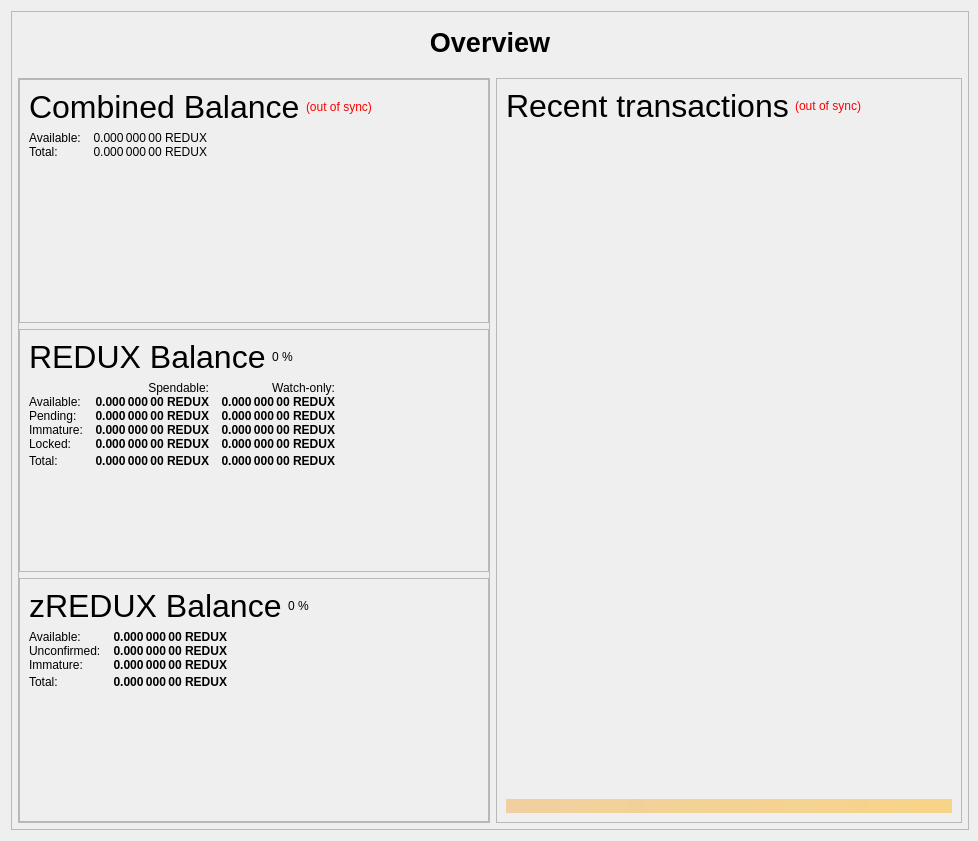
sicXnull/test, file src/qt/forms/overviewpage.ui: the form before one commit.
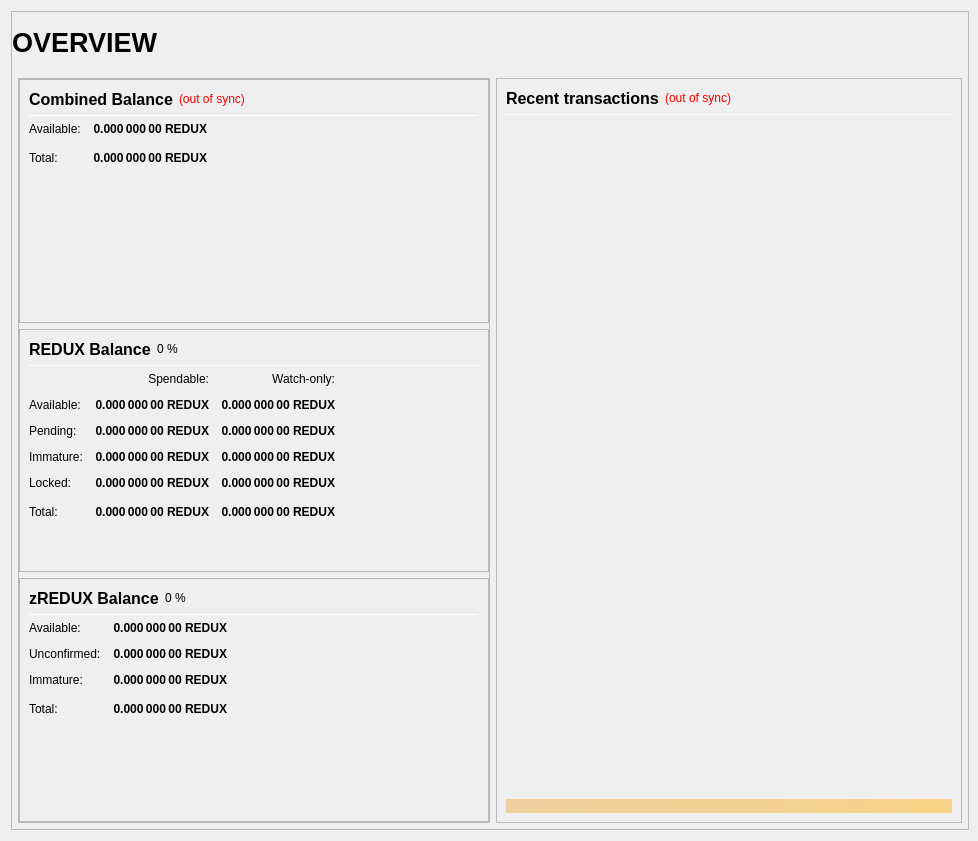
The form after the commit.

The edit to the form file:
```diff
--- a/src/qt/forms/overviewpage.ui
+++ b/src/qt/forms/overviewpage.ui
@@ -43,7 +43,7 @@
      <property name="frameShadow">
       <enum>QFrame::Raised</enum>
      </property>
-     <layout class="QVBoxLayout" name="verticalLayout_3" stretch="0">
+     <layout class="QVBoxLayout" name="verticalLayout_3" stretch="1">
       <property name="leftMargin">
        <number>0</number>
       </property>
@@ -86,7 +86,7 @@
             <number>0</number>
            </property>
            <item>
-            <layout class="QHBoxLayout" name="horizontalLayout_Header" stretch="1">
+            <layout class="QHBoxLayout" name="horizontalLayout_Header" stretch="1,0,1">
              <property name="spacing">
               <number>6</number>
              </property>
@@ -112,10 +112,50 @@
                 </font>
                </property>
                <property name="text">
-                <string>Overview</string>
+                <string>OVERVIEW</string>
                </property>
                <property name="alignment">
-                <set>Qt::AlignCenter</set>
+                <set>Qt::AlignLeading|Qt::AlignLeft|Qt::AlignVCenter</set>
+               </property>
+              </widget>
+             </item>
+             <item>
+              <spacer name="horizontalSpacer_Header">
+               <property name="orientation">
+                <enum>Qt::Horizontal</enum>
+               </property>
+               <property name="sizeHint" stdset="0">
+                <size>
+                 <width>40</width>
+                 <height>20</height>
+                </size>
+               </property>
+              </spacer>
+             </item>
+             <item>
+              <widget class="QLabel" name="labelOverviewHeaderRight">
+               <property name="minimumSize">
+                <size>
+                 <width>464</width>
+                 <height>60</height>
+                </size>
+               </property>
+               <property name="maximumSize">
+                <size>
+                 <width>16777215</width>
+                 <height>60</height>
+                </size>
+               </property>
+               <property name="font">
+                <font>
+                 <pointsize>14</pointsize>
+                </font>
+               </property>
+               <property name="text">
+                <string/>
+               </property>
+               <property name="alignment">
+                <set>Qt::AlignRight|Qt::AlignTrailing|Qt::AlignVCenter</set>
                </property>
               </widget>
              </item>
@@ -188,12 +228,6 @@
                      <enum>QFrame::Raised</enum>
                     </property>
                     <layout class="QVBoxLayout" name="verticalLayout_5">
-                     <property name="spacing">
-                      <number>6</number>
-                     </property>
-                     <property name="sizeConstraint">
-                      <enum>QLayout::SetNoConstraint</enum>
-                     </property>
                      <item>
                       <layout class="QHBoxLayout" name="horizontalLayout_5" stretch="0,0,0">
                        <item>
@@ -206,9 +240,9 @@
                          </property>
                          <property name="font">
                           <font>
-                           <pointsize>24</pointsize>
-                           <weight>50</weight>
-                           <bold>false</bold>
+                           <pointsize>12</pointsize>
+                           <weight>75</weight>
+                           <bold>true</bold>
                           </font>
                          </property>
                          <property name="toolTip">
@@ -253,14 +287,30 @@
                        </item>
                       </layout>
                      </item>
+                     <item>
+                      <widget class="Line" name="line_CombinedBalance">
+                       <property name="minimumSize">
+                        <size>
+                         <width>0</width>
+                         <height>1</height>
+                        </size>
+                       </property>
+                       <property name="maximumSize">
+                        <size>
+                         <width>16777215</width>
+                         <height>1</height>
+                        </size>
+                       </property>
+                       <property name="orientation">
+                        <enum>Qt::Horizontal</enum>
+                       </property>
+                      </widget>
+                     </item>
                      <item>
                       <layout class="QGridLayout" name="gridLayout_3">
-                       <property name="horizontalSpacing">
+                       <property name="spacing">
                         <number>12</number>
                        </property>
-                       <property name="verticalSpacing">
-                        <number>0</number>
-                       </property>
                        <item row="1" column="0">
                         <widget class="QLabel" name="labelBalanceTextz">
                          <property name="text">
@@ -272,8 +322,8 @@
                         <widget class="QLabel" name="labelBalancez">
                          <property name="font">
                           <font>
-                           <weight>50</weight>
-                           <bold>false</bold>
+                           <weight>75</weight>
+                           <bold>true</bold>
                           </font>
                          </property>
                          <property name="cursor">
@@ -304,8 +354,8 @@
                         <widget class="QLabel" name="labelTotalz">
                          <property name="font">
                           <font>
-                           <weight>50</weight>
-                           <bold>false</bold>
+                           <weight>75</weight>
+                           <bold>true</bold>
                           </font>
                          </property>
                          <property name="cursor">
@@ -333,7 +383,7 @@
                          <property name="sizeHint" stdset="0">
                           <size>
                            <width>40</width>
-                           <height>0</height>
+                           <height>20</height>
                           </size>
                          </property>
                         </spacer>
@@ -377,9 +427,9 @@
                          </property>
                          <property name="font">
                           <font>
-                           <pointsize>24</pointsize>
-                           <weight>50</weight>
-                           <bold>false</bold>
+                           <pointsize>12</pointsize>
+                           <weight>75</weight>
+                           <bold>true</bold>
                           </font>
                          </property>
                          <property name="text">
@@ -409,14 +459,30 @@
                        </item>
                       </layout>
                      </item>
+                     <item>
+                      <widget class="Line" name="line_Balance">
+                       <property name="minimumSize">
+                        <size>
+                         <width>0</width>
+                         <height>1</height>
+                        </size>
+                       </property>
+                       <property name="maximumSize">
+                        <size>
+                         <width>16777215</width>
+                         <height>1</height>
+                        </size>
+                       </property>
+                       <property name="orientation">
+                        <enum>Qt::Horizontal</enum>
+                       </property>
+                      </widget>
+                     </item>
                      <item>
                       <layout class="QGridLayout" name="gridLayout">
-                       <property name="horizontalSpacing">
+                       <property name="spacing">
                         <number>12</number>
                        </property>
-                       <property name="verticalSpacing">
-                        <number>0</number>
-                       </property>
                        <item row="0" column="1">
                         <widget class="QLabel" name="labelSpendable">
                          <property name="text">
@@ -780,9 +846,9 @@
                          </property>
                          <property name="font">
                           <font>
-                           <pointsize>24</pointsize>
-                           <weight>50</weight>
-                           <bold>false</bold>
+                           <pointsize>12</pointsize>
+                           <weight>75</weight>
+                           <bold>true</bold>
                           </font>
                          </property>
                          <property name="text">
@@ -812,14 +878,30 @@
                        </item>
                       </layout>
                      </item>
+                     <item>
+                      <widget class="Line" name="line_ZerocoinBalance">
+                       <property name="minimumSize">
+                        <size>
+                         <width>0</width>
+                         <height>1</height>
+                        </size>
+                       </property>
+                       <property name="maximumSize">
+                        <size>
+                         <width>16777215</width>
+                         <height>1</height>
+                        </size>
+                       </property>
+                       <property name="orientation">
+                        <enum>Qt::Horizontal</enum>
+                       </property>
+                      </widget>
+                     </item>
                      <item>
                       <layout class="QGridLayout" name="gridLayout_5">
-                       <property name="horizontalSpacing">
+                       <property name="spacing">
                         <number>12</number>
                        </property>
-                       <property name="verticalSpacing">
-                        <number>0</number>
-                       </property>
                        <item row="1" column="0">
                         <widget class="QLabel" name="labelzBalanceMatureText">
                          <property name="toolTip">
@@ -1000,7 +1082,7 @@
                  <property name="frameShadow">
                   <enum>QFrame::Raised</enum>
                  </property>
-                 <layout class="QVBoxLayout" name="verticalLayout_1" stretch="0,0,0,0">
+                 <layout class="QVBoxLayout" name="verticalLayout_1" stretch="0,0,0,0,0">
                   <item>
                    <layout class="QHBoxLayout" name="horizontalLayout_2">
                     <item>
@@ -1013,9 +1095,9 @@
                       </property>
                       <property name="font">
                        <font>
-                        <pointsize>24</pointsize>
-                        <weight>50</weight>
-                        <bold>false</bold>
+                        <pointsize>12</pointsize>
+                        <weight>75</weight>
+                        <bold>true</bold>
                        </font>
                       </property>
                       <property name="text">
@@ -1057,6 +1139,25 @@
                     </item>
                    </layout>
                   </item>
+                  <item>
+                   <widget class="Line" name="line">
+                    <property name="minimumSize">
+                     <size>
+                      <width>0</width>
+                      <height>1</height>
+                     </size>
+                    </property>
+                    <property name="maximumSize">
+                     <size>
+                      <width>16777215</width>
+                      <height>1</height>
+                     </size>
+                    </property>
+                    <property name="orientation">
+                     <enum>Qt::Horizontal</enum>
+                    </property>
+                   </widget>
+                  </item>
                   <item>
                    <widget class="QListView" name="listTransactions">
                     <property name="minimumSize">
```
Left out of the diff: 8 changed lines with no effect on the pictures.
